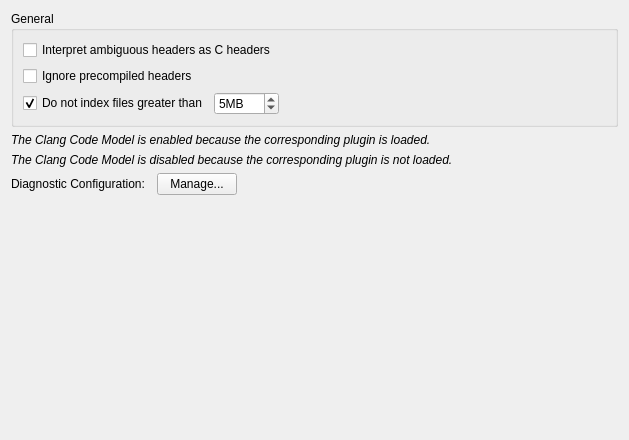
The window that src/plugins/cpptools/cppcodemodelsettingspage.ui (qt-creator/qt-creator) describes before a commit, drawn with Qt 5.
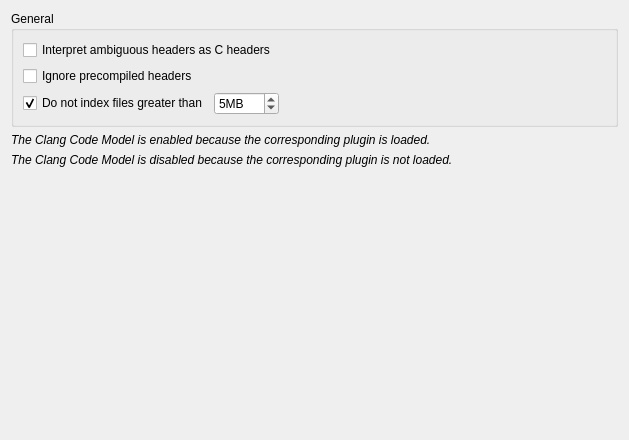
The same window after the commit. Custom widgets are drawn as their Qt base class.

Commit message:
CppTools: Merge diagnostic selection widgets together
QComboBox, QLabel and QPushButton are always used
together. Therefore it makes sense to put them in one
custom widget.

```diff
--- a/src/plugins/cpptools/cppcodemodelsettingspage.ui
+++ b/src/plugins/cpptools/cppcodemodelsettingspage.ui
@@ -98,38 +98,7 @@
     </widget>
    </item>
    <item>
-    <layout class="QHBoxLayout" name="clangDiagnosticsLayout">
-     <item>
-      <widget class="QLabel" name="label">
-       <property name="text">
-        <string>Diagnostic Configuration:</string>
-       </property>
-      </widget>
-     </item>
-     <item>
-      <widget class="CppTools::ClangDiagnosticConfigsSelectionWidget" name="clangDiagnosticConfigsSelectionWidget" native="true"/>
-     </item>
-     <item>
-      <widget class="QPushButton" name="manageButton">
-       <property name="text">
-        <string>Manage...</string>
-       </property>
-      </widget>
-     </item>
-     <item>
-      <spacer name="horizontalSpacer_2">
-       <property name="orientation">
-        <enum>Qt::Horizontal</enum>
-       </property>
-       <property name="sizeHint" stdset="0">
-        <size>
-         <width>40</width>
-         <height>20</height>
-        </size>
-       </property>
-      </spacer>
-     </item>
-    </layout>
+    <widget class="CppTools::ClangDiagnosticConfigsSelectionWidget" name="clangDiagnosticConfigsSelectionWidget" native="true"/>
    </item>
    <item>
     <spacer name="verticalSpacer">
```
The commit also changes 9 other files.
